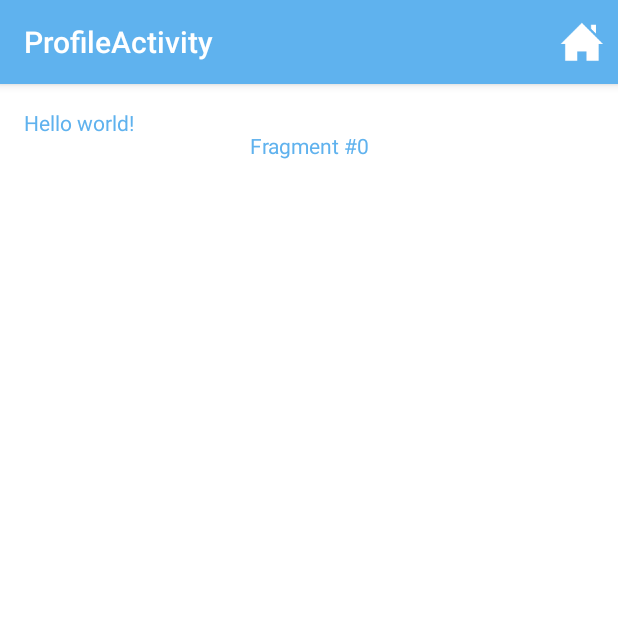
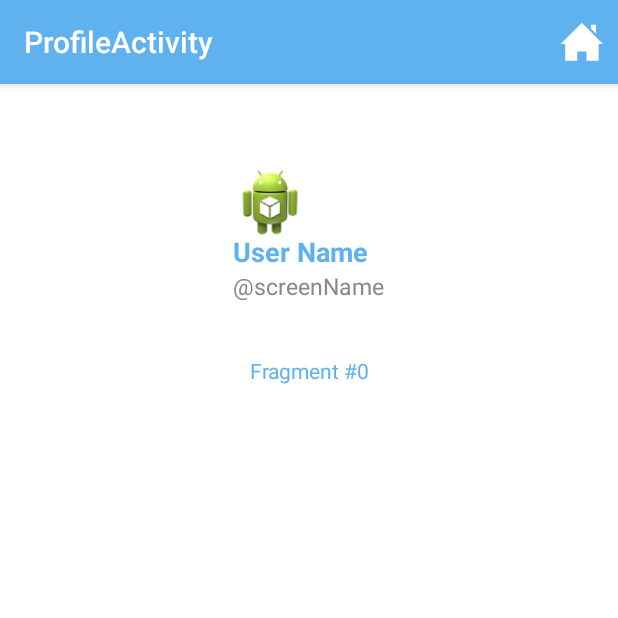
Before and after one commit to ccoria/TwitterClient, an Android app: the ProfileActivity screen opened directly, with no data from a screen before it, on a phone screen of 412 x 824 dp, the top half of it. Run offline under Robolectric (Android 15) with nearby library versions, the light colour scheme and no system bars; our stand-ins replace Picasso; libraries missing offline, so code that uses them is left out: com.loopj.android; pictures from the network do not load; 2 statements that could not run were skipped.

Commit message:
profile getting more info

```diff
--- a/app/src/main/java/com/codepath/apps/twitterclient/MainActivity.java
+++ b/app/src/main/java/com/codepath/apps/twitterclient/MainActivity.java
@@ -120,6 +120,12 @@ public class MainActivity extends ActionBarActivity {
                 user = User.newFromJSON(response);
                 //actionBar.setTitle(actionBar.getTitle() + " - " + user.getName());
             }
+
+            @Override
+            public void onFailure(int statusCode, Header[] headers, String responseString, Throwable throwable) {
+                Log.e("GETTING USER", responseString);
+                super.onFailure(statusCode, headers, responseString, throwable);
+            }
         });
     }
 }
--- a/app/src/main/java/com/codepath/apps/twitterclient/ProfileActivity.java
+++ b/app/src/main/java/com/codepath/apps/twitterclient/ProfileActivity.java
@@ -4,11 +4,28 @@ import android.content.Intent;
 import android.support.v4.app.FragmentTransaction;
 import android.support.v7.app.ActionBarActivity;
 import android.os.Bundle;
+import android.util.Log;
 import android.view.Menu;
 import android.view.MenuItem;
+import android.widget.ImageView;
+import android.widget.TextView;
+
+import com.codepath.apps.twitterclient.models.TweetList;
+import com.codepath.apps.twitterclient.models.User;
+import com.codepath.apps.twitterclient.rest.TwitterApplication;
+import com.loopj.android.http.AsyncHttpResponseHandler;
+import com.loopj.android.http.JsonHttpResponseHandler;
+import com.squareup.picasso.Picasso;
+
+import org.apache.http.Header;
+import org.json.JSONArray;
+import org.json.JSONException;
+import org.json.JSONObject;
 
 
 public class ProfileActivity extends ActionBarActivity {
+    public String TAG = "**********>> " + this.getClass().getName();
+    StreamFragment fragment;
 
     @Override
     protected void onCreate(Bundle savedInstanceState) {
@@ -18,15 +35,52 @@ public class ProfileActivity extends ActionBarActivity {
         // Begin the transaction
         FragmentTransaction ft = getSupportFragmentManager().beginTransaction();
 
-        StreamFragment fragment = StreamFragment.newInstance(0);
+        fragment = StreamFragment.newInstance(0);
         // Replace the container with the new fragment
         ft.replace(R.id.frame_stream, fragment);
 
-        StreamFragmentAdapter.getUserTimeline(MainActivity.user.getId(), 1, fragment);
+        String screenName = MainActivity.user.getScreenName();
+        getUserInfo(screenName);
 
         // or ft.add(R.id.your_placeholder, new FooFragment());
         // Execute the changes specified
         ft.commit();
+    }
+
+    public void getUserInfo(String screenName) {
+        Log.d(TAG, "getting user " + screenName);
+        TwitterApplication.getRestClient().getUsersLookup(screenName, new JsonHttpResponseHandler() {
+            @Override
+            public void onSuccess(int statusCode, Header[] headers, JSONArray response) {
+                try {
+                    JSONObject jsonUser = response.getJSONObject(0);
+                    populateUserPage(User.newFromJSON(jsonUser));
+                } catch (JSONException e) {
+                    e.printStackTrace();
+                }
+            }
+
+            @Override
+            public void onFailure(int statusCode, Header[] headers, Throwable throwable, JSONObject errorResponse) {
+                Log.e(TAG, errorResponse.toString());
+                super.onFailure(statusCode, headers, throwable, errorResponse);
+            }
+        });
+
+    }
+
+    public void populateUserPage(User user){
+        StreamFragmentAdapter.getUserTimeline(user.getId(), 1, fragment);
+
+        Log.d(TAG, "populating user page " + user.getName());
+        TextView tvUserName = (TextView) findViewById(R.id.tvUserName_profile);
+        TextView tvScreenName = (TextView) findViewById(R.id.tvCompScreenName_profile);
+        ImageView ivProfileImage = (ImageView) findViewById(R.id.ivProfileImage_profile);
+
+        tvUserName.setText(user.getName());
+        tvScreenName.setText(user.getPrettyScreenName());
+        Picasso.with(this).load(user.getProfileImageURL())
+                .noFade().fit().into(ivProfileImage);
     }
 
 
--- a/app/src/main/java/com/codepath/apps/twitterclient/StreamFragmentAdapter.java
+++ b/app/src/main/java/com/codepath/apps/twitterclient/StreamFragmentAdapter.java
@@ -64,7 +64,8 @@ public class StreamFragmentAdapter extends FragmentPagerAdapter {
     }
 
     public static JsonHttpResponseHandler getHandler(final StreamFragment fragment) {
-        return  new JsonHttpResponseHandler() {
+        return new JsonHttpResponseHandler() {
+            @Override
             public void onSuccess(int statusCode, Header[] headers, JSONArray jsonArray) {
                 if (statusCode == 200) {
                     fragment.addTweets(jsonArray);
--- a/app/src/main/res/layout/activity_profile.xml
+++ b/app/src/main/res/layout/activity_profile.xml
@@ -6,13 +6,46 @@
     android:paddingBottom="@dimen/activity_vertical_margin"
     tools:context="com.codepath.apps.twitterclient.ProfileActivity">
 
-    <TextView android:text="@string/hello_world" android:layout_width="wrap_content"
-        android:layout_height="wrap_content" />
+    <RelativeLayout
+        android:layout_width="fill_parent"
+        android:layout_height="150dp"
+        android:id="@+id/profile_info"
+        android:gravity="center_vertical|center_horizontal">
+
+        <ImageView
+            android:layout_width="50dp"
+            android:layout_height="50dp"
+            android:id="@+id/ivProfileImage_profile"
+            android:src="@drawable/ic_launcher"
+            android:scaleType="fitCenter"
+            android:layout_marginTop="17dp" />
+
+        <TextView
+            android:layout_width="wrap_content"
+            android:layout_height="wrap_content"
+            android:text="User Name"
+            android:id="@+id/tvUserName_profile"
+            android:textStyle="bold"
+            android:textSize="18sp"
+            android:layout_centerVertical="true" />
+
+        <TextView
+            android:layout_width="wrap_content"
+            android:layout_height="wrap_content"
+            android:text="\@screenName"
+            android:id="@+id/tvCompScreenName_profile"
+            android:textColor="#ff888888"
+            android:textSize="15sp"
+            android:singleLine="true"
+            android:layout_below="@+id/tvUserName_profile" />
+
+        </RelativeLayout>
 
     <FrameLayout
         android:id="@+id/frame_stream"
-        android:layout_height="match_parent"
-        android:layout_width="match_parent">
+        android:layout_height="fill_parent"
+        android:layout_width="match_parent"
+        android:layout_below="@+id/profile_info">
     </FrameLayout>
 
 </RelativeLayout>
```
Also changed, not shown: app/src/main/java/com/codepath/apps/twitterclient/models/User.java (+34 -3 lines), app/src/main/java/com/codepath/apps/twitterclient/rest/TwitterClient.java (+7 -1 lines).
